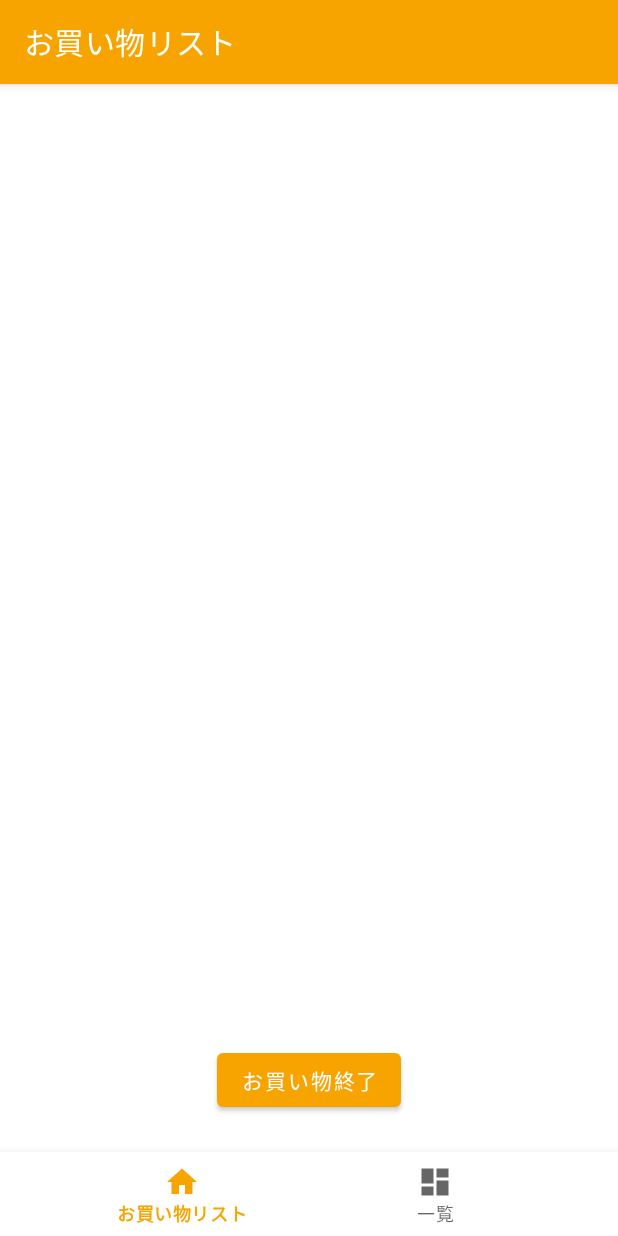
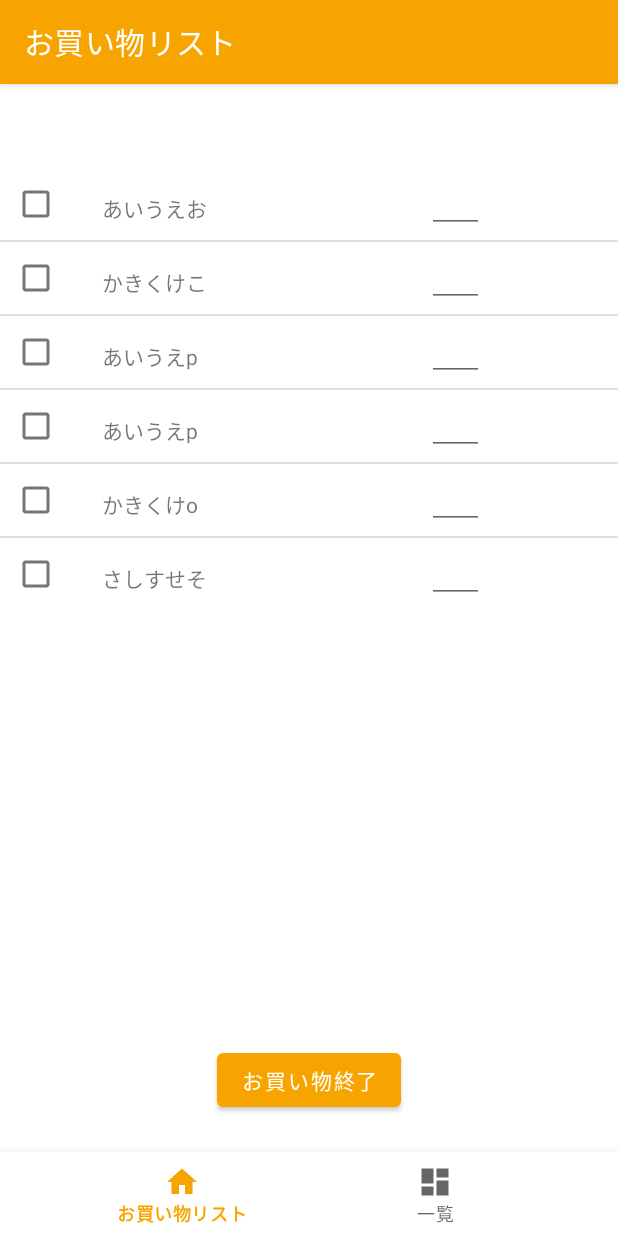
Before and after one commit to KousukeArai/ShoppingList, an Android app: the screen it shows after launch (MainActivity), on a phone screen of 412 x 824 dp. Run offline under Robolectric (Android 15) with nearby library versions, the phone set to English and light mode, and no system bars; our stand-ins replace navigation-ui.

```diff
--- a/app/src/main/java/com/websarva/wings/android/shoppinglist/CursorToList.java
+++ b/app/src/main/java/com/websarva/wings/android/shoppinglist/CursorToList.java
@@ -9,7 +9,7 @@ import java.util.Map;
 public class CursorToList {
     public static List makeList (Cursor cursor) {
 
-        List list =MainActivity.createList();
+        List dbList =MainActivity.createList();
 
 
         //データベースから取得した値を格納する変数の用意。データがなかった時のための初期値も用意
@@ -39,10 +39,10 @@ public class CursorToList {
 
             map.put("check", false);
 
-            list.add(map);
+            dbList.add(map);
 
 
         }
-        return list;
+        return dbList;
     }
 }
--- a/app/src/main/java/com/websarva/wings/android/shoppinglist/MainActivity.java
+++ b/app/src/main/java/com/websarva/wings/android/shoppinglist/MainActivity.java
@@ -78,6 +78,42 @@ public class MainActivity extends AppCompatActivity {
         Cursor cursor = db.rawQuery(sql, null);
 
         _dbList = makeList(cursor);
+
+        Map<String,Object> map = new HashMap<>();
+        map.put("title","NO.00001");
+        map.put("name","あいうえお");
+        map.put("check",false);
+        list.add(map);
+
+        map =  new HashMap<>();
+        map.put("title","NO.00002");
+        map.put("name","かきくけこ");
+        map.put("check",false);
+        list.add(map);
+
+        map =  new HashMap<>();
+        map.put("title","NO.00003");
+        map.put("name","さしすせそ");
+        map.put("check",false);
+        list.add(map);
+
+        map.put("title","NO.00004");
+        map.put("name","あいうえp");
+        map.put("check",false);
+        list.add(map);
+
+        map =  new HashMap<>();
+        map.put("title","NO.00005");
+        map.put("name","かきくけo");
+        map.put("check",false);
+        list.add(map);
+
+        map =  new HashMap<>();
+        map.put("title","NO.00006");
+        map.put("name","さしすせそ");
+        map.put("check",false);
+        list.add(map);
+
     }
 
     @Override
```
